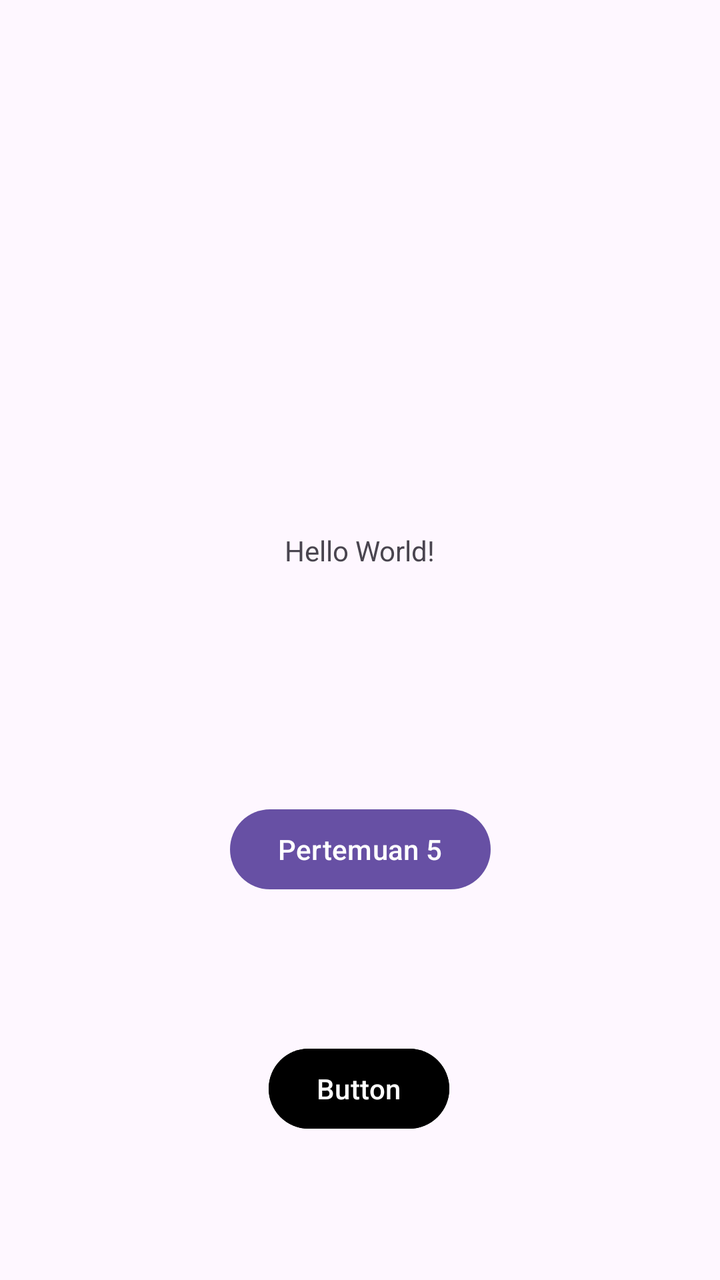
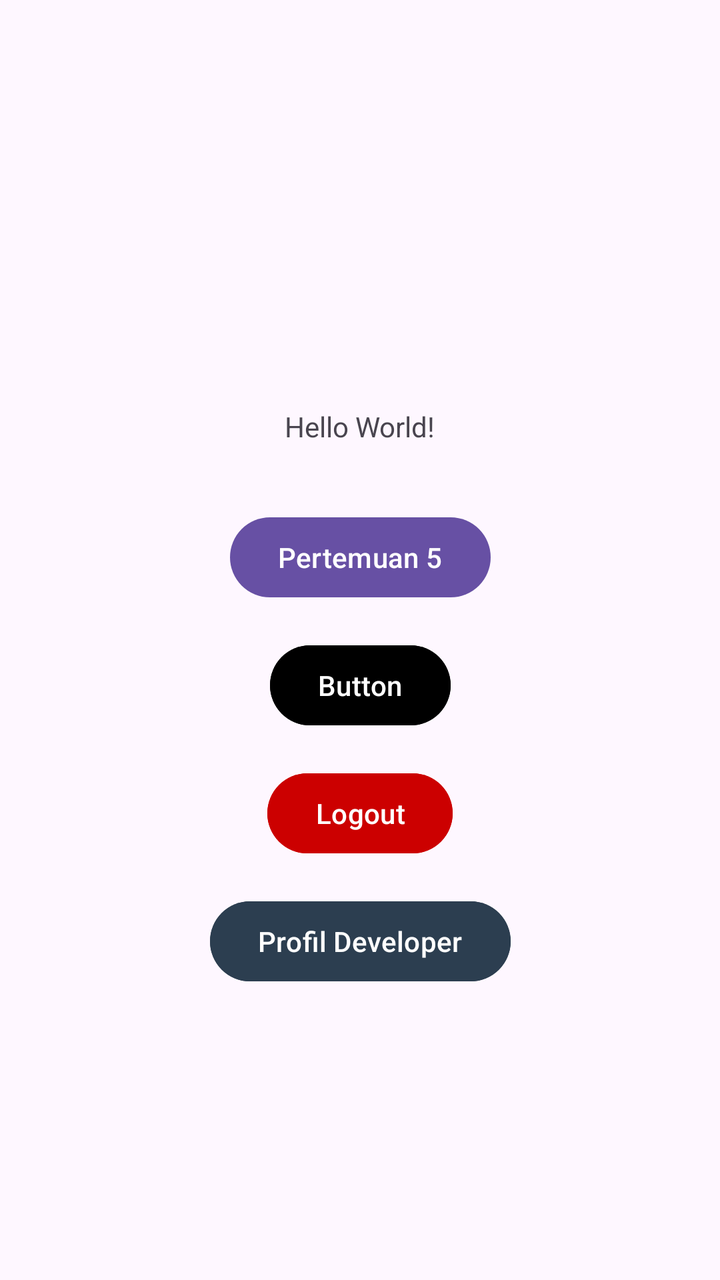

Two renders of the same Android screen: before a commit and after it. Below are the layout's source before the change and the commit's diff.
<!-- AndroidManifest.xml: application theme Theme.Suci_mobile -->
<!-- res/layout/activity_main.xml -->
<?xml version="1.0" encoding="utf-8"?>
<androidx.constraintlayout.widget.ConstraintLayout xmlns:android="http://schemas.android.com/apk/res/android"
    xmlns:app="http://schemas.android.com/apk/res-auto"
    xmlns:tools="http://schemas.android.com/tools"
    android:id="@+id/main"
    android:layout_width="match_parent"
    android:layout_height="match_parent"
    tools:context=".MainActivity">

    <TextView
        android:id="@+id/textView6"
        android:layout_width="wrap_content"
        android:layout_height="wrap_content"
        android:text="Hello World!"
        app:layout_constraintBottom_toBottomOf="parent"
        app:layout_constraintEnd_toEndOf="parent"
        app:layout_constraintStart_toStartOf="parent"
        app:layout_constraintTop_toTopOf="parent"
        app:layout_constraintVertical_bias="0.428" />

    <Button
        android:id="@+id/btnToFourth"
        android:layout_width="wrap_content"
        android:layout_height="wrap_content"
        android:backgroundTint="@color/black"
        android:text="Button"
        app:layout_constraintBottom_toBottomOf="parent"
        app:layout_constraintEnd_toEndOf="parent"
        app:layout_constraintHorizontal_bias="0.498"
        app:layout_constraintStart_toStartOf="parent"
        app:layout_constraintTop_toBottomOf="@+id/btnToFifth" />

    <Button
        android:id="@+id/btnToFifth"
        android:layout_width="wrap_content"
        android:layout_height="wrap_content"
        android:layout_marginTop="116dp"
        android:text="Pertemuan 5"
        app:layout_constraintEnd_toEndOf="parent"
        app:layout_constraintStart_toStartOf="parent"
        app:layout_constraintTop_toBottomOf="@+id/textView6" />

    tools:layout_editor_absoluteY="245dp" />

</androidx.constraintlayout.widget.ConstraintLayout>
<!-- resources referenced by this layout -->
<resources>
  <color name="black">#FF000000</color>
  <style name="Theme.Suci_mobile" parent="Base.Theme.Suci_mobile" />
  <style name="Base.Theme.Suci_mobile" parent="Theme.Material3.DayNight.NoActionBar">
          
          
      </style>
</resources>

<!-- the commit's change to res/layout/activity_main.xml (unified diff, before → after) -->
@@ -16,7 +16,17 @@
         app:layout_constraintEnd_toEndOf="parent"
         app:layout_constraintStart_toStartOf="parent"
         app:layout_constraintTop_toTopOf="parent"
-        app:layout_constraintVertical_bias="0.428" />
+        app:layout_constraintVertical_bias="0.328" />
+
+    <Button
+        android:id="@+id/btnToFifth"
+        android:layout_width="wrap_content"
+        android:layout_height="wrap_content"
+        android:layout_marginTop="32dp"
+        android:text="Pertemuan 5"
+        app:layout_constraintEnd_toEndOf="parent"
+        app:layout_constraintStart_toStartOf="parent"
+        app:layout_constraintTop_toBottomOf="@+id/textView6" />
 
     <Button
         android:id="@+id/btnToFourth"
@@ -24,22 +34,34 @@
         android:layout_height="wrap_content"
         android:backgroundTint="@color/black"
         android:text="Button"
-        app:layout_constraintBottom_toBottomOf="parent"
         app:layout_constraintEnd_toEndOf="parent"
-        app:layout_constraintHorizontal_bias="0.498"
         app:layout_constraintStart_toStartOf="parent"
-        app:layout_constraintTop_toBottomOf="@+id/btnToFifth" />
+        app:layout_constraintTop_toBottomOf="@+id/btnToFifth"
+        android:layout_marginTop="16dp" />
 
+    
     <Button
-        android:id="@+id/btnToFifth"
+        android:id="@+id/btnLogout"
         android:layout_width="wrap_content"
         android:layout_height="wrap_content"
-        android:layout_marginTop="116dp"
-        android:text="Pertemuan 5"
+        android:backgroundTint="@android:color/holo_red_dark"
+        android:text="Logout"
         app:layout_constraintEnd_toEndOf="parent"
         app:layout_constraintStart_toStartOf="parent"
-        app:layout_constraintTop_toBottomOf="@+id/textView6" />
+        app:layout_constraintTop_toBottomOf="@+id/btnToFourth"
+        android:layout_marginTop="16dp" />
 
-    tools:layout_editor_absoluteY="245dp" />
+
+    
+    <Button
+        android:id="@+id/btnToProfile"
+        android:layout_width="wrap_content"
+        android:layout_height="wrap_content"
+        android:backgroundTint="#2C3E50"
+        android:text="Profil Developer"
+        app:layout_constraintEnd_toEndOf="parent"
+        app:layout_constraintStart_toStartOf="parent"
+        app:layout_constraintTop_toBottomOf="@+id/btnLogout"
+        android:layout_marginTop="16dp" />
 
 </androidx.constraintlayout.widget.ConstraintLayout>
